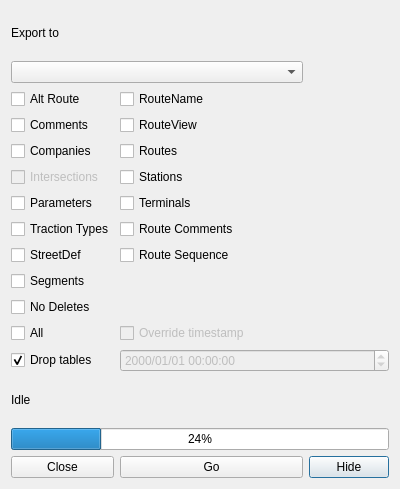
Old version of the form ui/exportdlg.ui in the repository allenck/mapper.
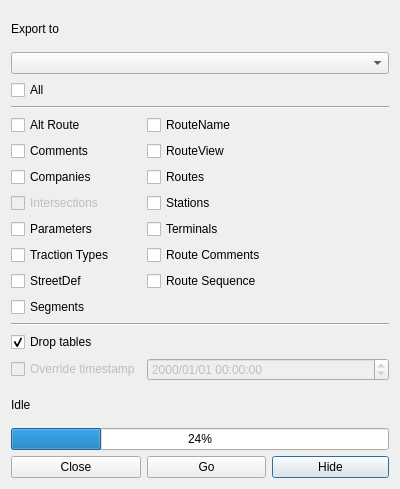
New version of the form.

Patch:
```diff
--- a/ui/exportdlg.ui
+++ b/ui/exportdlg.ui
@@ -20,95 +20,55 @@
    <bool>false</bool>
   </property>
   <layout class="QGridLayout" name="gridLayout">
-   <item row="15" column="0">
-    <widget class="QLabel" name="lblHelp">
-     <property name="toolTip">
-      <string>&lt;html&gt;&lt;head/&gt;&lt;body&gt;&lt;p&gt;&lt;br/&gt;&lt;/p&gt;&lt;/body&gt;&lt;/html&gt;</string>
-     </property>
-     <property name="text">
-      <string>Idle</string>
-     </property>
-    </widget>
-   </item>
-   <item row="14" column="1" colspan="2">
-    <widget class="QDateTimeEdit" name="exportDate">
+   <item row="8" column="0">
+    <widget class="QCheckBox" name="chkIntersections">
      <property name="enabled">
       <bool>false</bool>
      </property>
-     <property name="toolTip">
-      <string>Export all data after this time</string>
+     <property name="text">
+      <string>Intersections</string>
      </property>
-     <property name="displayFormat">
-      <string>yyyy/MM/dd hh:mm:ss</string>
-     </property>
     </widget>
    </item>
-   <item row="2" column="0">
-    <widget class="QCheckBox" name="chkAltRoute">
+   <item row="10" column="1">
+    <widget class="QCheckBox" name="chkRouteComments">
      <property name="text">
-      <string>Alt Route</string>
+      <string>Route Comments</string>
      </property>
     </widget>
    </item>
-   <item row="17" column="2">
+   <item row="20" column="2">
     <widget class="QPushButton" name="btnCancel">
      <property name="text">
       <string>Hide</string>
      </property>
     </widget>
    </item>
-   <item row="16" column="0" colspan="3">
+   <item row="4" column="1">
+    <widget class="QCheckBox" name="chkRouteName">
+     <property name="enabled">
+      <bool>true</bool>
+     </property>
+     <property name="text">
+      <string>RouteName</string>
+     </property>
+    </widget>
+   </item>
+   <item row="19" column="0" colspan="3">
     <widget class="QProgressBar" name="progressBar">
      <property name="value">
       <number>24</number>
      </property>
     </widget>
    </item>
-   <item row="11" column="0">
-    <widget class="QCheckBox" name="chkNoDelete">
-     <property name="toolTip">
-      <string>&lt;html&gt;&lt;head/&gt;&lt;body&gt;&lt;p&gt;If checked, no deletes will be performed.&lt;/p&gt;&lt;/body&gt;&lt;/html&gt;</string>
-     </property>
+   <item row="12" column="0">
+    <widget class="QCheckBox" name="chkSegments">
      <property name="text">
-      <string>No Deletes</string>
+      <string>Segments</string>
      </property>
     </widget>
    </item>
-   <item row="5" column="0">
-    <widget class="QCheckBox" name="chkCompanies">
-     <property name="text">
-      <string>Companies</string>
-     </property>
-    </widget>
-   </item>
-   <item row="7" column="1">
-    <widget class="QCheckBox" name="chkTerminals">
-     <property name="text">
-      <string>Terminals</string>
-     </property>
-    </widget>
-   </item>
-   <item row="6" column="0">
-    <widget class="QCheckBox" name="chkIntersections">
-     <property name="enabled">
-      <bool>false</bool>
-     </property>
-     <property name="text">
-      <string>Intersections</string>
-     </property>
-    </widget>
-   </item>
-   <item row="17" column="1">
-    <widget class="QPushButton" name="btnGo">
-     <property name="toolTip">
-      <string>&lt;html&gt;&lt;head/&gt;&lt;body&gt;&lt;p&gt;Click to start exporting the selected tables&lt;/p&gt;&lt;/body&gt;&lt;/html&gt;</string>
-     </property>
-     <property name="text">
-      <string>Go</string>
-     </property>
-    </widget>
-   </item>
-   <item row="13" column="0">
+   <item row="2" column="0">
     <widget class="QCheckBox" name="chkAll">
      <property name="toolTip">
       <string>&lt;html&gt;&lt;head/&gt;&lt;body&gt;&lt;p&gt;Check to select all tables&lt;/p&gt;&lt;/body&gt;&lt;/html&gt;</string>
@@ -118,58 +78,81 @@
      </property>
     </widget>
    </item>
-   <item row="8" column="1">
-    <widget class="QCheckBox" name="chkRouteComments">
-     <property name="text">
-      <string>Route Comments</string>
-     </property>
-    </widget>
-   </item>
-   <item row="6" column="1">
-    <widget class="QCheckBox" name="chkStations">
-     <property name="text">
-      <string>Stations</string>
-     </property>
-    </widget>
-   </item>
-   <item row="1" column="0" colspan="2">
-    <widget class="QComboBox" name="cbConnections">
-     <property name="toolTip">
-      <string>&lt;html&gt;&lt;head/&gt;&lt;body&gt;&lt;p&gt;Select the connection to the target database.&lt;/p&gt;&lt;/body&gt;&lt;/html&gt;</string>
-     </property>
-    </widget>
-   </item>
-   <item row="3" column="0">
+   <item row="5" column="0">
     <widget class="QCheckBox" name="chkComments">
      <property name="text">
       <string>Comments</string>
      </property>
     </widget>
    </item>
-   <item row="8" column="0">
-    <widget class="QCheckBox" name="chkTractionTypes">
+   <item row="4" column="0">
+    <widget class="QCheckBox" name="chkAltRoute">
      <property name="text">
-      <string>Traction Types</string>
+      <string>Alt Route</string>
      </property>
     </widget>
    </item>
    <item row="17" column="0">
-    <widget class="QPushButton" name="btnFinish">
+    <widget class="QCheckBox" name="chkOverride">
+     <property name="enabled">
+      <bool>false</bool>
+     </property>
      <property name="toolTip">
       <string>&lt;html&gt;&lt;head/&gt;&lt;body&gt;&lt;p&gt;Click to stop the export.&lt;/p&gt;&lt;/body&gt;&lt;/html&gt;</string>
      </property>
      <property name="text">
-      <string>Close</string>
+      <string>Override timestamp</string>
      </property>
     </widget>
    </item>
    <item row="7" column="0">
+    <widget class="QCheckBox" name="chkCompanies">
+     <property name="text">
+      <string>Companies</string>
+     </property>
+    </widget>
+   </item>
+   <item row="13" column="0" colspan="3">
+    <widget class="Line" name="line">
+     <property name="orientation">
+      <enum>Qt::Orientation::Horizontal</enum>
+     </property>
+    </widget>
+   </item>
+   <item row="8" column="1">
+    <widget class="QCheckBox" name="chkStations">
+     <property name="text">
+      <string>Stations</string>
+     </property>
+    </widget>
+   </item>
+   <item row="9" column="0">
     <widget class="QCheckBox" name="chkParameters">
      <property name="text">
       <string>Parameters</string>
      </property>
     </widget>
    </item>
+   <item row="14" column="1" colspan="2">
+    <spacer name="horizontalSpacer">
+     <property name="orientation">
+      <enum>Qt::Orientation::Horizontal</enum>
+     </property>
+     <property name="sizeHint" stdset="0">
+      <size>
+       <width>40</width>
+       <height>20</height>
+      </size>
+     </property>
+    </spacer>
+   </item>
+   <item row="10" column="0">
+    <widget class="QCheckBox" name="chkTractionTypes">
+     <property name="text">
+      <string>Traction Types</string>
+     </property>
+    </widget>
+   </item>
    <item row="14" column="0">
     <widget class="QCheckBox" name="chkDrop">
      <property name="toolTip">
@@ -183,7 +166,71 @@
      </property>
     </widget>
    </item>
+   <item row="18" column="0">
+    <widget class="QLabel" name="lblHelp">
+     <property name="toolTip">
+      <string>&lt;html&gt;&lt;head/&gt;&lt;body&gt;&lt;p&gt;&lt;br/&gt;&lt;/p&gt;&lt;/body&gt;&lt;/html&gt;</string>
+     </property>
+     <property name="text">
+      <string>Idle</string>
+     </property>
+    </widget>
+   </item>
+   <item row="17" column="1" colspan="2">
+    <widget class="QDateTimeEdit" name="exportDate">
+     <property name="enabled">
+      <bool>false</bool>
+     </property>
+     <property name="toolTip">
+      <string>Export all data after this time</string>
+     </property>
+     <property name="displayFormat">
+      <string>yyyy/MM/dd hh:mm:ss</string>
+     </property>
+    </widget>
+   </item>
+   <item row="11" column="0">
+    <widget class="QCheckBox" name="chkStreetDef">
+     <property name="text">
+      <string>StreetDef</string>
+     </property>
+    </widget>
+   </item>
    <item row="5" column="1">
+    <widget class="QCheckBox" name="chkRouteView">
+     <property name="text">
+      <string>RouteView</string>
+     </property>
+    </widget>
+   </item>
+   <item row="11" column="1">
+    <widget class="QCheckBox" name="chkRouteSeq">
+     <property name="text">
+      <string>Route Sequence</string>
+     </property>
+    </widget>
+   </item>
+   <item row="20" column="1">
+    <widget class="QPushButton" name="btnGo">
+     <property name="toolTip">
+      <string>&lt;html&gt;&lt;head/&gt;&lt;body&gt;&lt;p&gt;Click to start exporting the selected tables&lt;/p&gt;&lt;/body&gt;&lt;/html&gt;</string>
+     </property>
+     <property name="text">
+      <string>Go</string>
+     </property>
+    </widget>
+   </item>
+   <item row="20" column="0">
+    <widget class="QPushButton" name="btnFinish">
+     <property name="toolTip">
+      <string>&lt;html&gt;&lt;head/&gt;&lt;body&gt;&lt;p&gt;Click to stop the export.&lt;/p&gt;&lt;/body&gt;&lt;/html&gt;</string>
+     </property>
+     <property name="text">
+      <string>Close</string>
+     </property>
+    </widget>
+   </item>
+   <item row="7" column="1">
     <widget class="QCheckBox" name="chkRoutes">
      <property name="text">
       <string>Routes</string>
@@ -197,67 +244,24 @@
      </property>
     </widget>
    </item>
-   <item row="13" column="1" colspan="2">
-    <widget class="QCheckBox" name="chkOverride">
-     <property name="enabled">
-      <bool>false</bool>
-     </property>
-     <property name="toolTip">
-      <string>Check to override timestamp</string>
-     </property>
-     <property name="text">
-      <string>Override timestamp</string>
-     </property>
-    </widget>
-   </item>
    <item row="9" column="1">
-    <widget class="QCheckBox" name="chkRouteSeq">
+    <widget class="QCheckBox" name="chkTerminals">
      <property name="text">
-      <string>Route Sequence</string>
+      <string>Terminals</string>
      </property>
     </widget>
    </item>
-   <item row="11" column="1">
-    <spacer name="horizontalSpacer">
+   <item row="3" column="0" colspan="3">
+    <widget class="Line" name="line_2">
      <property name="orientation">
       <enum>Qt::Orientation::Horizontal</enum>
      </property>
-     <property name="sizeHint" stdset="0">
-      <size>
-       <width>40</width>
-       <height>20</height>
-      </size>
-     </property>
-    </spacer>
-   </item>
-   <item row="9" column="0">
-    <widget class="QCheckBox" name="chkStreetDef">
-     <property name="text">
-      <string>StreetDef</string>
-     </property>
     </widget>
    </item>
-   <item row="10" column="0">
-    <widget class="QCheckBox" name="chkSegments">
-     <property name="text">
-      <string>Segments</string>
-     </property>
-    </widget>
-   </item>
-   <item row="2" column="1">
-    <widget class="QCheckBox" name="chkRouteName">
-     <property name="enabled">
-      <bool>true</bool>
-     </property>
-     <property name="text">
-      <string>RouteName</string>
-     </property>
-    </widget>
-   </item>
-   <item row="3" column="1">
-    <widget class="QCheckBox" name="chkRouteView">
-     <property name="text">
-      <string>RouteView</string>
+   <item row="1" column="0" colspan="3">
+    <widget class="QComboBox" name="cbConnections">
+     <property name="toolTip">
+      <string>&lt;html&gt;&lt;head/&gt;&lt;body&gt;&lt;p&gt;Select the connection to the target database.&lt;/p&gt;&lt;/body&gt;&lt;/html&gt;</string>
      </property>
     </widget>
    </item>
```
Left out of the diff: 2 changed lines with no effect on the pictures.
